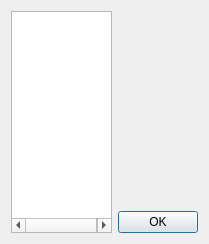
The window that src/hippo_player/PrefsDialog.ui (HippoPlayer/HippoPlayer) describes before a commit, drawn with Qt 5.
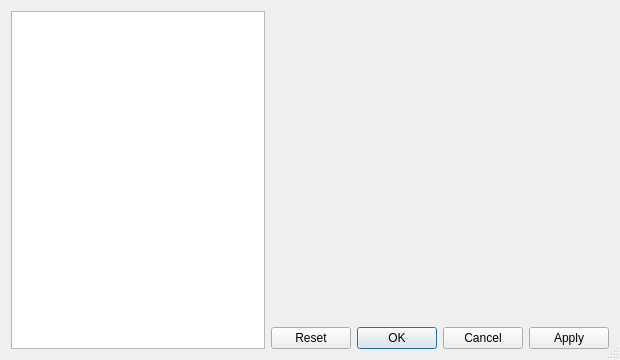
The same window after the commit.

Patch:
```diff
--- a/src/hippo_player/PrefsDialog.ui
+++ b/src/hippo_player/PrefsDialog.ui
@@ -6,16 +6,40 @@
    <rect>
     <x>0</x>
     <y>0</y>
-    <width>209</width>
-    <height>244</height>
+    <width>620</width>
+    <height>360</height>
    </rect>
   </property>
+  <property name="sizePolicy">
+   <sizepolicy hsizetype="Fixed" vsizetype="Preferred">
+    <horstretch>0</horstretch>
+    <verstretch>0</verstretch>
+   </sizepolicy>
+  </property>
   <property name="windowTitle">
    <string>Preferences</string>
   </property>
+  <property name="sizeGripEnabled">
+   <bool>true</bool>
+  </property>
+  <property name="modal">
+   <bool>true</bool>
+  </property>
   <layout class="QHBoxLayout" name="horizontalLayout">
    <item>
     <widget class="QTreeWidget" name="config_category">
+     <property name="sizePolicy">
+      <sizepolicy hsizetype="Fixed" vsizetype="Expanding">
+       <horstretch>0</horstretch>
+       <verstretch>0</verstretch>
+      </sizepolicy>
+     </property>
+     <property name="minimumSize">
+      <size>
+       <width>100</width>
+       <height>100</height>
+      </size>
+     </property>
      <attribute name="headerVisible">
       <bool>false</bool>
      </attribute>
@@ -39,9 +63,18 @@
       </widget>
      </item>
      <item>
-      <widget class="QDialogButtonBox" name="save_buttons">
+      <widget class="QDialogButtonBox" name="button_box">
+       <property name="sizePolicy">
+        <sizepolicy hsizetype="Preferred" vsizetype="Fixed">
+         <horstretch>0</horstretch>
+         <verstretch>0</verstretch>
+        </sizepolicy>
+       </property>
        <property name="standardButtons">
-        <set>QDialogButtonBox::Ok</set>
+        <set>QDialogButtonBox::Apply|QDialogButtonBox::Cancel|QDialogButtonBox::Ok|QDialogButtonBox::Reset</set>
+       </property>
+       <property name="centerButtons">
+        <bool>false</bool>
        </property>
       </widget>
      </item>
```
Left out of the diff: 3 changed lines with no effect on the pictures.
